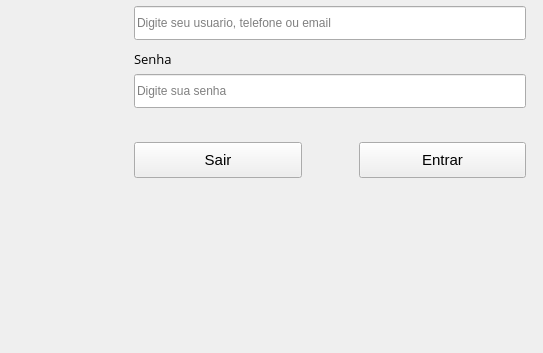
The window that view/login_screen.ui (PedroGregori/Projeto_Integrador--SENAC_BA-2022) describes before a commit, drawn with Qt 5; both pictures show x 0 to 543 and y 247 to 600 of the 660 by 600 pixel window.
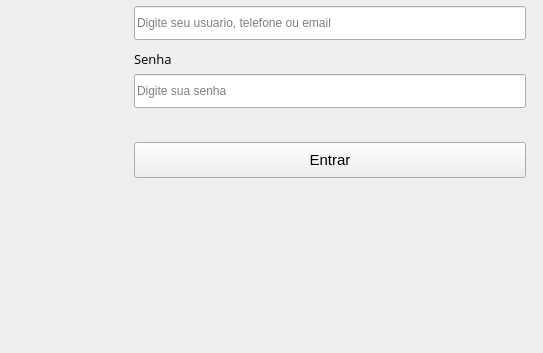
The same window after the commit.

What changed in the file:
```diff
--- a/view/login_screen.ui
+++ b/view/login_screen.ui
@@ -210,24 +210,6 @@
          <property name="spacing">
           <number>57</number>
          </property>
-         <item>
-          <widget class="QPushButton" name="pushButton">
-           <property name="minimumSize">
-            <size>
-             <width>0</width>
-             <height>36</height>
-            </size>
-           </property>
-           <property name="font">
-            <font>
-             <pointsize>11</pointsize>
-            </font>
-           </property>
-           <property name="text">
-            <string>Sair</string>
-           </property>
-          </widget>
-         </item>
          <item>
           <widget class="QPushButton" name="Btn_enter">
            <property name="minimumSize">
```
